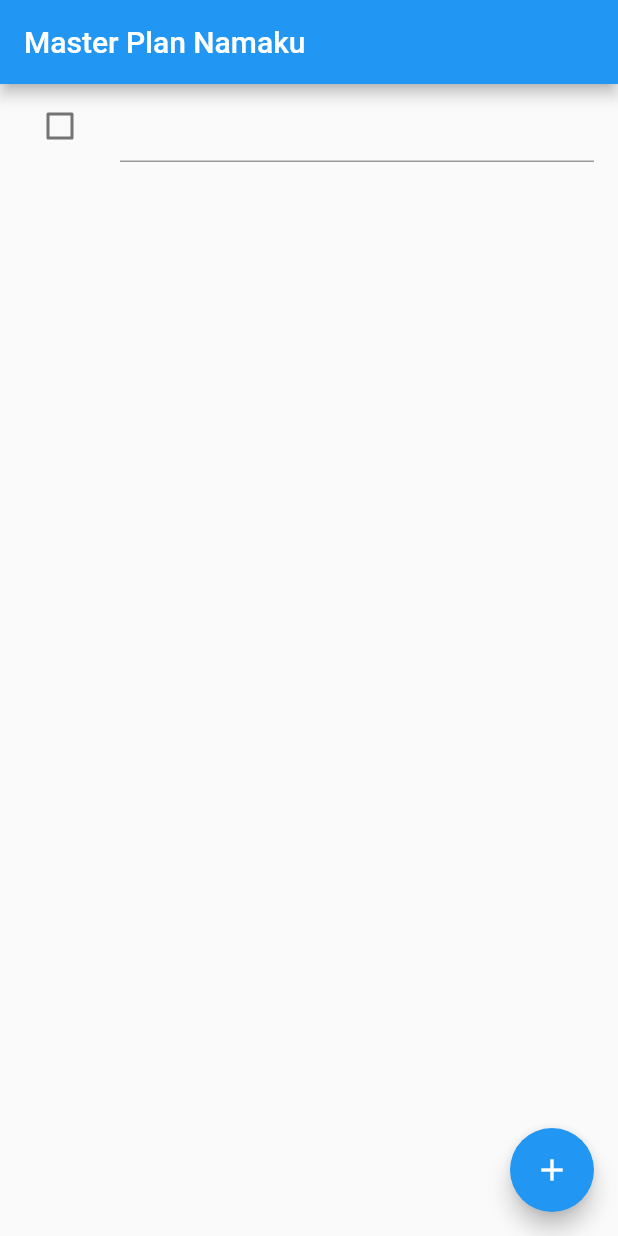
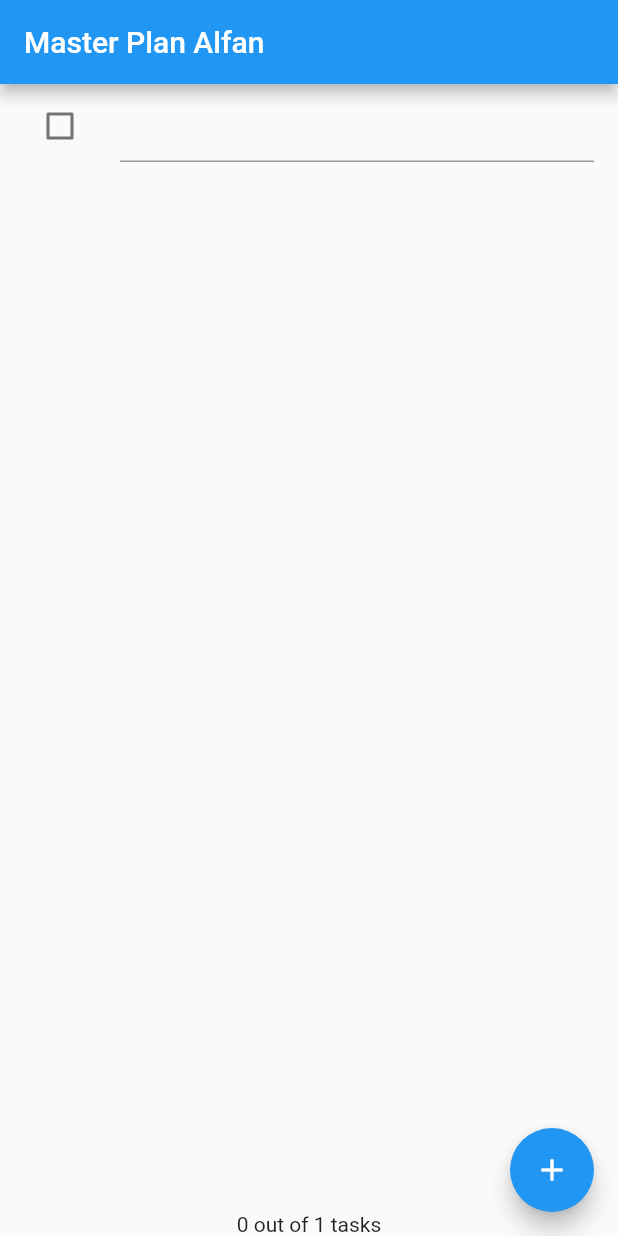
Before and after one commit to Alivan21/2141720078-mobile-2023, a Flutter app: the screen it shows after launch, after a tap on the "add" icon, on a phone screen of 412 x 824 dp. Run offline on Flutter 3.47's test engine with Material 2 defaults, Android fonts, the phone set to English and light mode, and no system bars; our stand-ins replace auto_size_text.

Commit message:
Week_11: Praktikum 2

```diff
--- a/week-11/src/master_plan/lib/main.dart
+++ b/week-11/src/master_plan/lib/main.dart
@@ -1,5 +1,7 @@
 import 'package:flutter/material.dart';
+import 'package:master_plan/provider/plan_provider.dart';
 import 'package:master_plan/views/plan_screen.dart';
+import 'models/data_layer.dart';
 
 void main() {
   runApp(const MainApp());
@@ -11,6 +13,9 @@
   @override
   Widget build(BuildContext context) {
     return MaterialApp(
-        theme: ThemeData(primarySwatch: Colors.blue), home: const PlanScreen());
+        theme: ThemeData(primarySwatch: Colors.blue),
+        home: PlanProvider(
+            notifier: ValueNotifier<Plan>(const Plan()),
+            child: const PlanScreen()));
   }
 }
--- a/week-11/src/master_plan/lib/models/plan.dart
+++ b/week-11/src/master_plan/lib/models/plan.dart
@@ -5,4 +5,9 @@
   final List<Task> tasks;
 
   const Plan({this.name = "", this.tasks = const []});
+
+  int get completedCount => tasks.where((task) => task.complete).length;
+
+  String get completenessMessage =>
+      '$completedCount out of ${tasks.length} tasks';
 }
--- /dev/null
+++ b/week-11/src/master_plan/lib/provider/plan_provider.dart
@@ -0,0 +1,14 @@
+import 'package:flutter/material.dart';
+import '../models/data_layer.dart';
+
+class PlanProvider extends InheritedNotifier<ValueNotifier<Plan>> {
+  const PlanProvider(
+      {super.key, required Widget child, required ValueNotifier<Plan> notifier})
+      : super(child: child, notifier: notifier);
+
+  static ValueNotifier<Plan> of(BuildContext context) {
+    return context
+        .dependOnInheritedWidgetOfExactType<PlanProvider>()!
+        .notifier!;
+  }
+}
--- a/week-11/src/master_plan/lib/views/plan_screen.dart
+++ b/week-11/src/master_plan/lib/views/plan_screen.dart
@@ -1,3 +1,5 @@
+import 'package:master_plan/provider/plan_provider.dart';
+
 import '../models/data_layer.dart';
 import 'package:flutter/material.dart';
 
@@ -9,7 +11,6 @@
 }
 
 class _PlanScreenState extends State<PlanScreen> {
-  Plan plan = const Plan();
   late ScrollController scrollController;
 
   @override
@@ -30,14 +31,23 @@
   @override
   Widget build(BuildContext context) {
     return Scaffold(
-      // ganti ‘Namaku' dengan Nama panggilan Anda
-      appBar: AppBar(title: const Text('Master Plan Namaku')),
-      body: _buildList(),
-      floatingActionButton: _buildAddTaskButton(),
+      appBar: AppBar(title: const Text('Master Plan Alfan')),
+      body: ValueListenableBuilder<Plan>(
+        valueListenable: PlanProvider.of(context),
+        builder: (context, plan, child) {
+          return Column(
+            children: [
+              Expanded(child: _buildList(plan)),
+              SafeArea(child: Text(plan.completenessMessage))
+            ],
+          );
+        },
+      ),
+      floatingActionButton: _buildAddTaskButton(context),
     );
   }
 
-  Widget _buildList() {
+  Widget _buildList(Plan plan) {
     return ListView.builder(
       controller: scrollController,
       keyboardDismissBehavior: Theme.of(context).platform == TargetPlatform.iOS
@@ -48,49 +58,50 @@
     );
   }
 
-  Widget _buildAddTaskButton() {
+  Widget _buildAddTaskButton(BuildContext context) {
+    ValueNotifier<Plan> planNotifier = PlanProvider.of(context);
     return FloatingActionButton(
       child: const Icon(Icons.add),
       onPressed: () {
-        setState(() {
-          plan = Plan(
-            name: plan.name,
-            tasks: List<Task>.from(plan.tasks)..add(const Task()),
+        Plan currentPlan = planNotifier.value;
+        planNotifier.value = Plan(
+          name: currentPlan.name,
+          tasks: List<Task>.from(currentPlan.tasks)
+            ..add(const Task(description: '', complete: false)),
         );
-        });
       },
     );
   }
 
   Widget _buildTaskTile(Task task, int index) {
+    ValueNotifier<Plan> planNotifier = PlanProvider.of(context);
+
     return ListTile(
       leading: Checkbox(
           value: task.complete,
           onChanged: (selected) {
-            setState(() {
-              plan = Plan(
-                name: plan.name,
-                tasks: List<Task>.from(plan.tasks)
+            Plan currentPlan = planNotifier.value;
+            planNotifier.value = Plan(
+              name: currentPlan.name,
+              tasks: List<Task>.from(currentPlan.tasks)
                 ..[index] = Task(
                   description: task.description,
                   complete: selected ?? false,
                 ),
             );
-            });
           }),
       title: TextFormField(
         initialValue: task.description,
         onChanged: (text) {
-          setState(() {
-            plan = Plan(
-              name: plan.name,
-              tasks: List<Task>.from(plan.tasks)
+          Plan currentPlan = planNotifier.value;
+          planNotifier.value = Plan(
+            name: currentPlan.name,
+            tasks: List<Task>.from(currentPlan.tasks)
               ..[index] = Task(
                 description: text,
                 complete: task.complete,
               ),
           );
-          });
         },
       ),
     );
```
Lines whose indentation alone changed are shown as unchanged.
